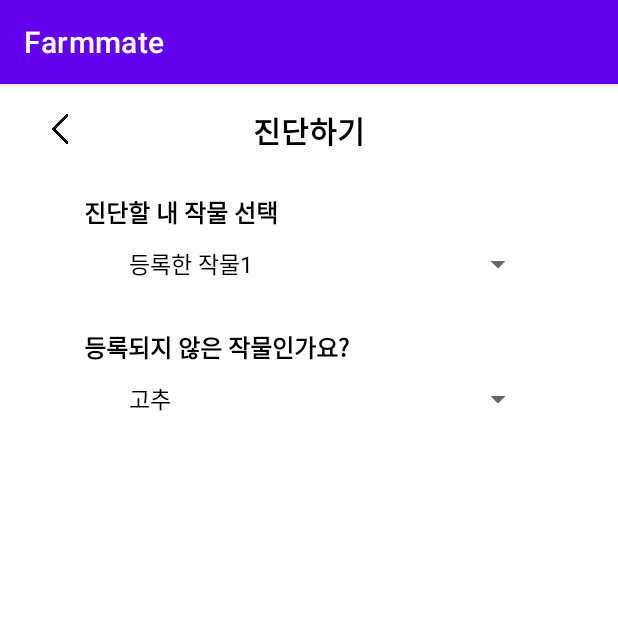
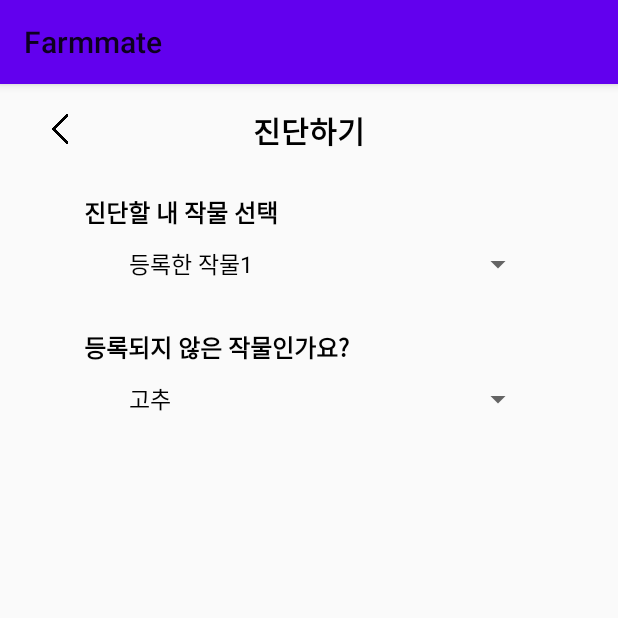
Before and after one commit to farm-mate/farmmate-front, an Android app: the fragment DiagnosisSelectFragment shown on its own in the app's theme, on a phone screen of 412 x 824 dp, the top half of it. Run offline under Robolectric (Android 15) with nearby library versions, the phone set to English and light mode, and no system bars.

Commit message:
fix/#30 plant post request restore

```diff
--- a/app/src/main/java/com/example/farmmate1/ApiService.kt
+++ b/app/src/main/java/com/example/farmmate1/ApiService.kt
@@ -1,19 +1,23 @@
 package com.example.farmmate1
 
+import com.example.farmmate1.data.TodoItem
+import com.example.farmmate1.network.ToDoListInterface
 import retrofit2.Call
 import retrofit2.Response
+import retrofit2.Retrofit
+import retrofit2.converter.gson.GsonConverterFactory
 import retrofit2.http.*
 
 interface ApiService {
-    @GET("plants")
+    @GET("plant")
     fun getPlantList(): Call<List<Plant>>
     // 서버에서 식물 정보를 가져오는 GET 요청을 정의
 
-    @POST("plants")
+    @POST("plant")
     @Headers("Content-Type: application/json")
-    fun createPlant(@Body plant: Plant): Call<Plant>
+    fun postPlant(@Body plant: Plant): Call<Plant>
 
-    @GET("plants")
+    @GET("plant")
     fun getPlant(): Call<Plant>
 
 
@@ -29,7 +33,4 @@ interface ApiService {
     fun getHistory(): Call<History>
 
 
-//    @GET("plants")
-//    suspend fun getPlants(@Query("page") page: Int, @Query("limit") limit: Int): Response<List<Plant>>
-
 }
--- a/app/src/main/res/layout/fragment_plant_add.xml
+++ b/app/src/main/res/layout/fragment_plant_add.xml
@@ -291,6 +291,7 @@
                     android:id="@+id/plant_add_btn_enroll"
                     android:layout_width="wrap_content"
                     android:layout_height="wrap_content"
+                    android:layout_marginBottom="100dp"
                     android:text="등록하기"
                     app:layout_constraintEnd_toEndOf="parent"
                     app:layout_constraintStart_toStartOf="parent"
--- a/app/src/main/res/values/themes.xml
+++ b/app/src/main/res/values/themes.xml
@@ -1,6 +1,6 @@
 <resources xmlns:tools="http://schemas.android.com/tools">
     <!-- Base application theme. -->
-    <style name="Theme.MyApplication" parent="Theme.MaterialComponents.DayNight.DarkActionBar">
+    <style name="Theme.MyApplication" parent="Theme.AppCompat.Light">
         <!-- Primary brand color. -->
         <item name="colorPrimary">@color/purple_500</item>
         <item name="colorPrimaryVariant">@color/purple_700</item>
```
Also changed, not shown: app/src/main/java/com/example/farmmate1/Plant.kt (+9 -1 lines), app/src/main/java/com/example/farmmate1/PlantAdapter.kt (+9 -6 lines), app/src/main/java/com/example/farmmate1/PlantAddFragment.kt (+36 -8 lines), app/src/main/java/com/example/farmmate1/PlantFragment.kt (+9 -8 lines), app/src/main/java/com/example/farmmate1/PlantInfoFragment.kt (+4 -4 lines), app/src/main/java/com/example/farmmate1/RetrofitClient.kt (+16 -1 lines).
